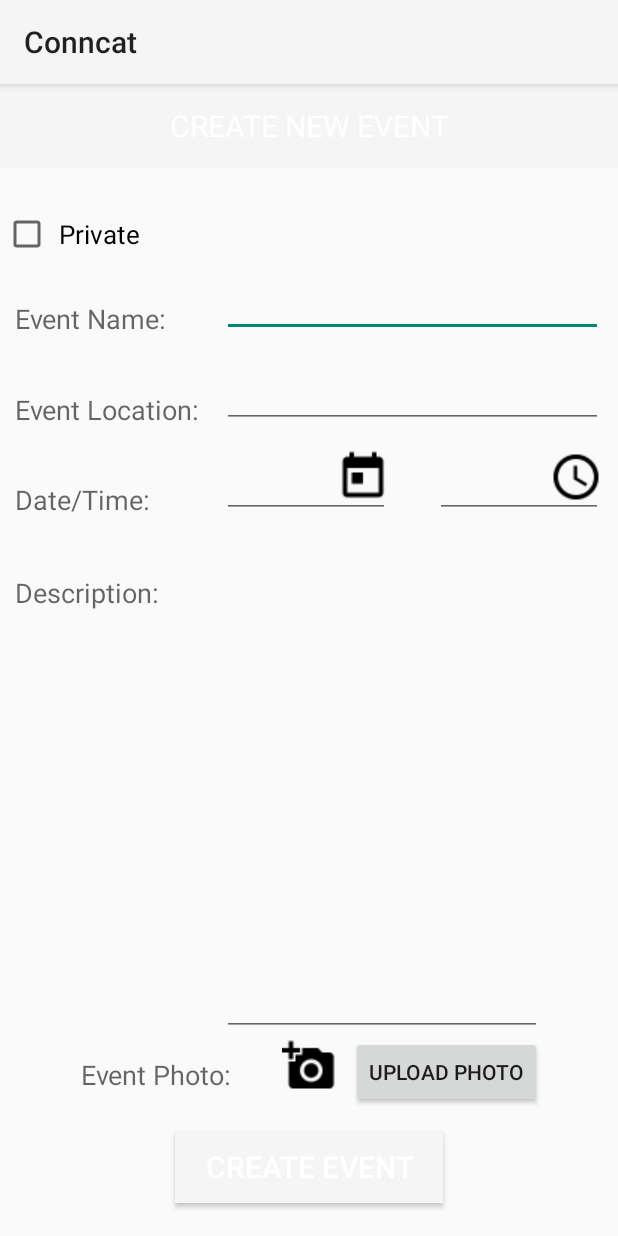
After one commit to nunezraul/conncat, an Android app: the addEvent screen opened directly, with no data from a screen before it, on a phone screen of 412 x 824 dp. The commit adds this screen. Run offline under Robolectric (Android 15) with nearby library versions, the phone set to English and light mode, and no system bars; 1 statement that could not run was skipped.

Commit message:
Added "Create Events" page

```diff
--- a/Conncat/app/src/main/AndroidManifest.xml
+++ b/Conncat/app/src/main/AndroidManifest.xml
@@ -21,6 +21,10 @@
                 <category android:name="android.intent.category.LAUNCHER" />
             </intent-filter>
         </activity>
-    </application>
+
+        <activity
+            android:name=".addEvent"
+            android:screenOrientation="portrait" />
+</application>
 
 </manifest>
--- a/Conncat/app/src/main/java/conncat/conncat/MainScreen.java
+++ b/Conncat/app/src/main/java/conncat/conncat/MainScreen.java
@@ -1,6 +1,8 @@
 package conncat.conncat;
 
+import android.content.Intent;
 import android.os.Bundle;
+import android.support.design.widget.FloatingActionButton;
 import android.support.design.widget.TabLayout;
 import android.support.v4.app.Fragment;
 import android.support.v4.app.FragmentManager;
@@ -8,6 +10,7 @@ import android.support.v4.app.FragmentPagerAdapter;
 import android.support.v4.view.ViewPager;
 import android.support.v7.app.AppCompatActivity;
 import android.support.v7.widget.Toolbar;
+import android.view.View;
 
 import java.util.ArrayList;
 import java.util.List;
@@ -18,6 +21,7 @@ public class MainScreen extends AppCompatActivity{
     private Toolbar toolbar;
     private TabLayout tabLayout;
     private ViewPager viewPager;
+    private FloatingActionButton fab;
 
     @Override
     protected void onCreate(Bundle savedInstanceState) {
@@ -35,8 +39,14 @@ public class MainScreen extends AppCompatActivity{
         tabLayout = (TabLayout) findViewById(R.id.tabs);
         tabLayout.setupWithViewPager(viewPager);
 
-
-
+        fab = (FloatingActionButton) findViewById(R.id.fab);
+        fab.setOnClickListener(new View.OnClickListener() {
+            @Override
+            public void onClick(View v) {
+                Intent i = new Intent(MainScreen.this, addEvent.class);
+                startActivity(i);
+            }
+        });
 
     }
 
--- /dev/null
+++ b/Conncat/app/src/main/java/conncat/conncat/addEvent.java
@@ -0,0 +1,22 @@
+package conncat.conncat;
+
+import android.os.Bundle;
+import android.support.v7.app.AppCompatActivity;
+import android.support.v7.widget.Toolbar;
+
+
+public class addEvent extends AppCompatActivity{
+    private Toolbar toolbar;
+
+    @Override
+    protected void onCreate(Bundle savedInstanceState) {
+        super.onCreate(savedInstanceState);
+        setContentView(R.layout.add_event);
+
+        toolbar = (Toolbar) findViewById(R.id.toolbar);
+        setSupportActionBar(toolbar);
+
+
+    }
+
+}
--- /dev/null
+++ b/Conncat/app/src/main/res/layout/add_event.xml
@@ -0,0 +1,197 @@
+<?xml version="1.0" encoding="utf-8"?>
+<RelativeLayout xmlns:android="http://schemas.android.com/apk/res/android"
+    android:orientation="vertical" android:layout_width="match_parent"
+    android:layout_height="match_parent">
+
+    <android.support.v7.widget.Toolbar
+        android:id="@+id/toolbar_top"
+        android:layout_height="wrap_content"
+        android:layout_width="match_parent"
+        android:minHeight="?attr/actionBarSize"
+        android:background="?attr/colorPrimary" >
+
+        <TextView
+            android:layout_width="wrap_content"
+            android:layout_height="wrap_content"
+            android:text="CREATE NEW EVENT"
+            android:textColor="#FFFFFF"
+            android:textSize= "20dp"
+            android:layout_gravity="center"
+            android:id="@+id/toolbar_title" />
+
+
+    </android.support.v7.widget.Toolbar>
+
+    <CheckBox
+        android:layout_width="wrap_content"
+        android:layout_height="wrap_content"
+        android:text="Private"
+        android:id="@+id/checkBox"
+        android:checked="false"
+        android:layout_marginTop="28dp"
+        android:paddingLeft="5dp"
+        android:layout_below="@+id/toolbar_top"
+        android:layout_alignParentStart="true"
+        android:layout_marginLeft="2dp"
+        android:textSize="17dp" />
+
+    <TextView
+        android:layout_width="wrap_content"
+        android:layout_height="wrap_content"
+        android:textAppearance="?android:attr/textAppearanceMedium"
+        android:text="Event Name: "
+        android:id="@+id/eventName"
+        android:layout_marginTop="28dp"
+        android:paddingLeft="10dp"
+        android:layout_below="@+id/checkBox"
+        android:layout_alignParentStart="true" />
+
+    <TextView
+        android:layout_width="wrap_content"
+        android:layout_height="wrap_content"
+        android:textAppearance="?android:attr/textAppearanceMedium"
+        android:text="Event Location: "
+        android:id="@+id/eventLoc"
+        android:paddingLeft="10dp"
+        android:layout_below="@+id/eventName"
+        android:layout_alignParentStart="true"
+        android:layout_marginTop="36dp" />
+
+    <TextView
+        android:layout_width="wrap_content"
+        android:layout_height="wrap_content"
+        android:textAppearance="?android:attr/textAppearanceMedium"
+        android:text="Date/Time: "
+        android:id="@+id/eventDT"
+        android:layout_marginTop="35dp"
+        android:layout_below="@+id/eventLoc"
+        android:layout_alignEnd="@+id/eventName"
+        android:layout_alignParentStart="true"
+        android:paddingLeft="10dp" />
+
+    <TextView
+        android:layout_width="wrap_content"
+        android:layout_height="wrap_content"
+        android:textAppearance="?android:attr/textAppearanceMedium"
+        android:text="Description: "
+        android:id="@+id/eventDesc"
+        android:layout_below="@+id/eventDT"
+        android:layout_alignParentStart="true"
+        android:layout_marginTop="37dp"
+        android:paddingLeft="10dp" />
+
+    <TextView
+        android:layout_width="wrap_content"
+        android:layout_height="wrap_content"
+        android:textAppearance="?android:attr/textAppearanceMedium"
+        android:text="Event Photo: "
+        android:id="@+id/eventPhoto"
+        android:layout_marginStart="54dp"
+        android:layout_marginBottom="95dp"
+        android:layout_alignParentBottom="true"
+        android:layout_alignParentStart="true" />
+
+    <Button
+        android:layout_width="wrap_content"
+        android:layout_height="wrap_content"
+        android:text="CREATE EVENT"
+        android:id="@+id/eventButton"
+        android:layout_marginBottom="22dp"
+        android:textColor = "#FFFFFF"
+        android:background="?attr/colorPrimary"
+        android:textSize = "20dp"
+        android:paddingLeft="20dp"
+        android:paddingRight="20dp"
+        android:layout_alignParentBottom="true"
+        android:layout_centerHorizontal="true" />
+
+    <EditText
+        android:layout_width="wrap_content"
+        android:layout_height="wrap_content"
+        android:id="@+id/editTextName"
+        android:layout_above="@+id/eventLoc"
+        android:layout_alignParentEnd="true"
+        android:layout_toEndOf="@+id/eventLoc"
+        android:layout_marginRight="10dp"
+        android:layout_marginLeft="10dp" />
+
+    <EditText
+        android:layout_width="wrap_content"
+        android:layout_height="wrap_content"
+        android:id="@+id/editTextLoc"
+        android:layout_alignBottom="@+id/eventLoc"
+        android:layout_alignEnd="@+id/editTextName"
+        android:layout_alignStart="@+id/editTextName" />
+
+    <EditText
+        android:layout_width="wrap_content"
+        android:layout_height="wrap_content"
+        android:inputType="date"
+        android:ems="10"
+        android:id="@+id/editTextDate"
+        android:layout_alignBottom="@+id/eventDT"
+        android:layout_alignStart="@+id/editTextLoc"
+        android:layout_alignEnd="@+id/eventButton"
+        android:layout_marginRight="35dp" />
+
+    <EditText
+        android:layout_width="wrap_content"
+        android:layout_height="wrap_content"
+        android:inputType="time"
+        android:ems="10"
+        android:id="@+id/editTextTime"
+        android:layout_above="@+id/eventDesc"
+        android:layout_toEndOf="@+id/editTextDate"
+        android:layout_marginRight="10dp"
+        android:layout_marginLeft="-5dp" />
+
+    <EditText
+        android:layout_width="wrap_content"
+        android:layout_height="wrap_content"
+        android:inputType="textMultiLine"
+        android:ems="10"
+        android:id="@+id/editTextDesc"
+        android:layout_alignTop="@+id/eventDesc"
+        android:layout_alignStart="@+id/editTextDate"
+        android:scrollIndicators="right"
+        android:layout_above="@+id/photoButton"
+        android:layout_alignParentEnd="false"
+        android:gravity="left|top" />
+
+    <Button
+        android:layout_width="wrap_content"
+        android:layout_height="wrap_content"
+        android:text="Upload Photo"
+        android:id="@+id/photoButton"
+        android:layout_alignBottom="@+id/eventPhoto"
+        android:layout_alignEnd="@+id/editTextDesc"
+        android:layout_marginBottom="-10dp" />
+
+    <ImageButton
+        android:layout_width="wrap_content"
+        android:layout_height="wrap_content"
+        android:id="@+id/calenderButton"
+        android:src="@drawable/calender"
+        android:background= "#00ffffff"
+        android:layout_alignTop="@+id/editTextDate"
+        android:layout_alignEnd="@+id/editTextDate" />
+
+    <ImageButton
+        android:layout_width="wrap_content"
+        android:layout_height="wrap_content"
+        android:id="@+id/timeButton"
+        android:src="@drawable/time"
+        android:background="#00ffffff"
+        android:layout_alignTop="@+id/editTextTime"
+        android:layout_alignEnd="@+id/editTextTime" />
+
+    <ImageButton
+        android:layout_width="wrap_content"
+        android:layout_height="wrap_content"
+        android:id="@+id/addPhotoButton"
+        android:src="@drawable/add_photo"
+        android:background="#00ffffff"
+        android:layout_alignBottom="@+id/eventPhoto"
+        android:layout_centerHorizontal="true" />
+
+</RelativeLayout>
```
Also changed, not shown: Conncat/app/src/main/res/drawable/add_photo.png (added), Conncat/app/src/main/res/drawable/calender.png (added), Conncat/app/src/main/res/drawable/time.png (added).
